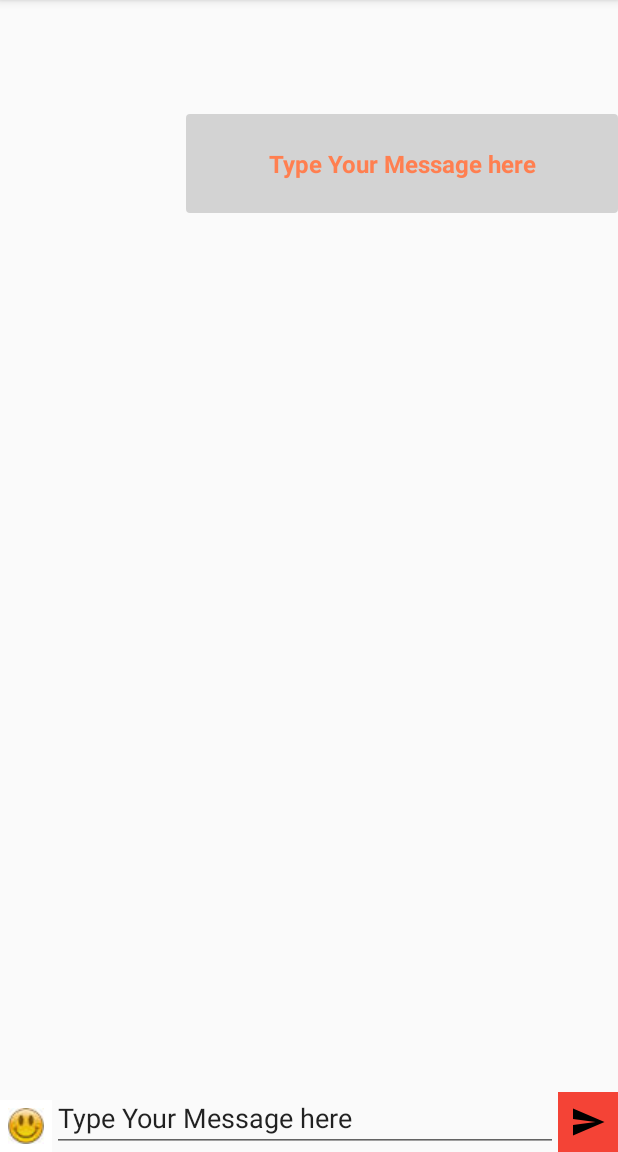
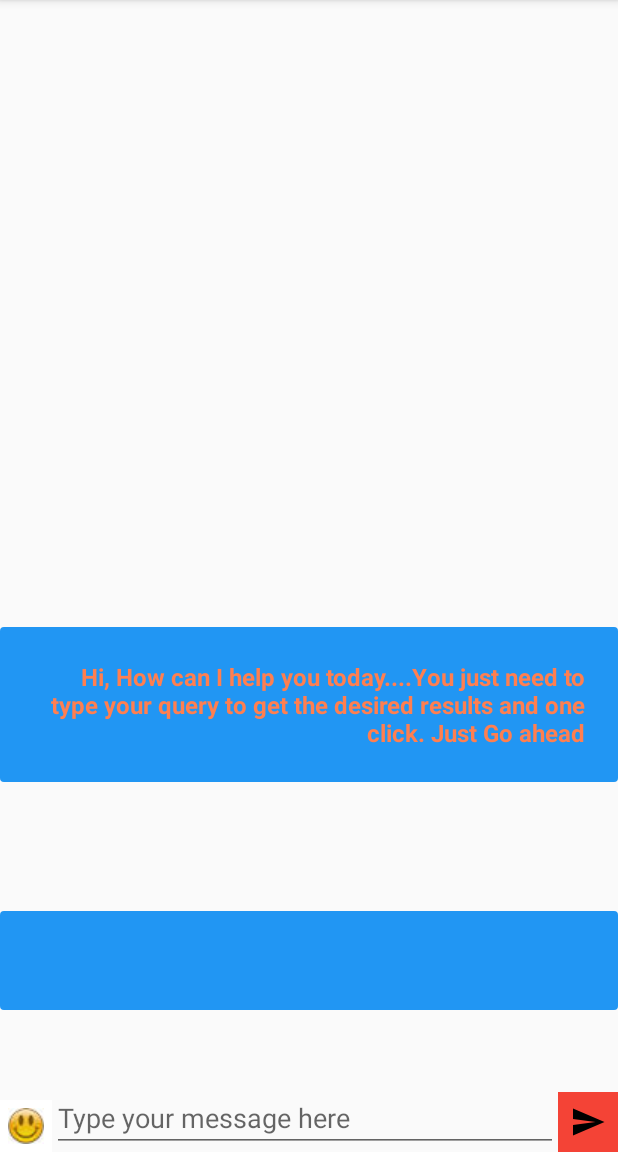
Before and after one commit to sumanasaha/ChatApplication, an Android app: the screen it shows after launch (MainActivity), after a tap on an icon or button, on a phone screen of 412 x 824 dp, the part 84-1236 px from its top. Run offline under Robolectric (Android 15) with nearby library versions, the phone set to English and light mode, and no system bars.

Commit message:
Chat starts close from edit text, Placeholder text,background color of messages set, underline color changed from purple to grey

```diff
--- a/Chatapplication/app/src/main/java/com/example/sumanasaha/chatapplication/MainActivity.java
+++ b/Chatapplication/app/src/main/java/com/example/sumanasaha/chatapplication/MainActivity.java
@@ -1,6 +1,7 @@
 package com.example.sumanasaha.chatapplication;
 
 import android.app.Fragment;
+import android.content.Context;
 import android.graphics.Color;
 import android.graphics.Paint;
 import android.os.Bundle;
@@ -20,6 +21,7 @@ import android.support.v7.widget.Toolbar;
 import android.view.Menu;
 import android.view.MenuItem;
 import android.view.ViewGroup;
+import android.view.WindowManager;
 import android.widget.EditText;
 import android.widget.LinearLayout;
 import android.widget.RelativeLayout;
@@ -39,6 +41,8 @@ public class MainActivity extends AppCompatActivity
     private VivzAdapter adapter;
     private RecyclerView.LayoutManager mLayoutManager;
     ArrayList<String> data=new ArrayList<>();
+    Context mCntx;
+    int height=0;
 
 
 
@@ -54,7 +58,7 @@ public class MainActivity extends AppCompatActivity
     {
         super.onResume();
         recyclerView.scrollToPosition(data.size()-1);
-        adapter.notifyItemInserted(data.size()-1);
+        adapter.notifyItemInserted(data.size() - 1);
 
     }
 
@@ -98,13 +102,14 @@ public class MainActivity extends AppCompatActivity
        // mLayoutManager = new LinearLayoutManager(this);
         mLayoutManager = new LinearLayoutManager(this);
         recyclerView.setLayoutManager(mLayoutManager);
-        adapter=new VivzAdapter(this,data);
+        height=containerHeight();
+        adapter=new VivzAdapter(this,data,height);
         recyclerView.setAdapter(adapter);
 
     }
     private void firsttext()
     {
-        data.add("Hi, How can I help you today");
+        data.add("Hi, How can I help you today....You just need to type your query to get the desired results and one click. Just Go ahead");
         recyclerView.scrollToPosition(data.size()-1);
         adapter.notifyItemInserted(data.size() - 1);
     }
@@ -166,17 +171,28 @@ public class MainActivity extends AppCompatActivity
         return true;
     }
 
+    public int containerHeight() {
+        WindowManager windowManager= (WindowManager) getSystemService(Context.WINDOW_SERVICE);
+        int h = windowManager.getDefaultDisplay().getHeight();
+        return h;
+
+    }
     public void sendMessage(View view)
     {
+
 
 
         EditText txt= (EditText) findViewById(R.id.msgText);
         String msg=txt.getText().toString();
         String[] msgs={msg};
+        txt.setText("");
 
-            data.add(msg);
-            recyclerView.scrollToPosition(data.size()-1);
+    //  Log.v("MainActivity", "Screen height" + height);
+        data.add(msg);
+            recyclerView.scrollToPosition(data.size() - 1);
             adapter.notifyItemInserted(data.size()-1);
+
+
 
 
 
--- a/Chatapplication/app/src/main/java/com/example/sumanasaha/chatapplication/VivzAdapter.java
+++ b/Chatapplication/app/src/main/java/com/example/sumanasaha/chatapplication/VivzAdapter.java
@@ -1,11 +1,18 @@
 package com.example.sumanasaha.chatapplication;
 
 import android.content.Context;
+import android.os.Build;
 import android.support.v7.widget.RecyclerView;
+import android.util.DisplayMetrics;
+import android.view.Display;
 import android.view.LayoutInflater;
 import android.view.View;
 import android.view.ViewGroup;
+import android.view.WindowManager;
 import android.widget.ImageView;
+import android.widget.LinearLayout;
+import android.widget.RelativeLayout;
+import android.widget.TableRow;
 import android.widget.TextView;
 
 import java.util.ArrayList;
@@ -19,10 +26,13 @@ import java.util.List;
 public class VivzAdapter extends RecyclerView.Adapter<VivzAdapter.MyViewHolder>{
     private LayoutInflater inflater;
     ArrayList<String> data= new ArrayList<>();
-    public VivzAdapter(Context context,ArrayList<String> data)
+    int height;
+
+    public VivzAdapter(Context context,ArrayList<String> data,int height)
     {
         inflater = LayoutInflater.from(context);
         this.data=data;
+        this.height=height;
     }
 
     public VivzAdapter() {
@@ -37,6 +47,17 @@ public class VivzAdapter extends RecyclerView.Adapter<VivzAdapter.MyViewHolder>{
 
     @Override
     public void onBindViewHolder(MyViewHolder holder, int position) {
+        if(position==0)
+        {
+           // int proportionalHeight = containerHeight((MainActivity) mCntx);
+
+
+
+            TableRow.LayoutParams params = new TableRow.LayoutParams(TableRow.LayoutParams.MATCH_PARENT, TableRow.LayoutParams.MATCH_PARENT); // (width, height)
+
+            params.topMargin= (int) (height*0.6);
+            holder.container.setLayoutParams(params);
+        }
 
         if(data.size()!=0) {
             holder.title.setText(data.get(position));
@@ -49,7 +70,9 @@ public class VivzAdapter extends RecyclerView.Adapter<VivzAdapter.MyViewHolder>{
     public int getItemCount() {
         return data.size();
     }
+
     class MyViewHolder extends RecyclerView.ViewHolder{
+        LinearLayout container;
 
         TextView title;
        // ImageView icon;
@@ -57,6 +80,9 @@ public class VivzAdapter extends RecyclerView.Adapter<VivzAdapter.MyViewHolder>{
         public MyViewHolder(View itemView) {
             super(itemView);
             title= (TextView) itemView.findViewById(R.id.listText);
+            container = (LinearLayout) itemView.findViewById(R.id.containerlayout);
+
+
        //     icon= (ImageView) itemView.findViewById(R.id.listIcon);
         }
     }
--- a/Chatapplication/app/src/main/res/drawable/shape.xml
+++ b/Chatapplication/app/src/main/res/drawable/shape.xml
@@ -4,13 +4,13 @@
 
     <!-- view background color -->
     <solid
-        android:color="@color/grey" >
+        android:color="@color/blue" >
     </solid>
 
     <!-- view border color and width -->
     <stroke
         android:width="1dp"
-        android:color="@color/grey" >
+        android:color="@color/blue" >
     </stroke>
 
     <!-- The radius makes the corners rounded -->
@@ -19,9 +19,6 @@
     </corners>
 
 
-    <size
-
-        android:height="2dp"/>
 
 
 </shape>
--- a/Chatapplication/app/src/main/res/layout/content_main.xml
+++ b/Chatapplication/app/src/main/res/layout/content_main.xml
@@ -9,12 +9,21 @@
     tools:context="com.example.sumanasaha.chatapplication.MainActivity"
     tools:showIn="@layout/app_bar_main"
     >
-<android.support.v7.widget.RecyclerView
-    android:layout_height="wrap_content"
-    android:layout_width="match_parent"
-    android:id="@+id/drawerlist">
 
-</android.support.v7.widget.RecyclerView>
+
+
+
+    <android.support.v7.widget.RecyclerView
+        android:layout_height="wrap_content"
+        android:layout_width="match_parent"
+        android:id="@+id/drawerlist"
+        android:layout_marginBottom="50dp"
+        >
+
+
+    </android.support.v7.widget.RecyclerView>
+
+
 
     <LinearLayout
         android:layout_width="match_parent"
@@ -35,7 +44,8 @@
         android:layout_height="wrap_content"
         android:layout_gravity="bottom"
         android:layout_weight="1"
-        android:text="Type Your Message here"
+        android:hint="Type your message here"
+
         android:id="@+id/msgText"
         android:onClick="removeContent"/>
 
@@ -51,4 +61,7 @@
     </LinearLayout>
 
 
+
+
+
 </RelativeLayout>
--- a/Chatapplication/app/src/main/res/layout/custom_row.xml
+++ b/Chatapplication/app/src/main/res/layout/custom_row.xml
@@ -1,30 +1,34 @@
 <?xml version="1.0" encoding="utf-8"?>
 <LinearLayout xmlns:android="http://schemas.android.com/apk/res/android"
-    android:orientation="horizontal"
-    android:layout_width="fill_parent"
+    android:orientation="vertical"
+    android:layout_width="match_parent"
     android:layout_height="match_parent"
-    android:weightSum="1"
-    android:gravity="center_horizontal|right">
-
-
-    <TextView
-
-        android:layout_height="wrap_content"
-        android:id="@+id/listText"
-        android:text="Hi Developer"
-        android:gravity="center_vertical|center_horizontal"
-        android:layout_width="0dp"
-        android:layout_weight="0.7"
-        android:background="@drawable/shape"
-        android:layout_marginBottom="10dp"
-        android:padding="22dp"
-        android:textColor="#ff7f50"
-        android:textStyle="bold"
-        android:textSize="16dp"
-        />
+    android:id="@+id/containerlayout">
 
 
 
 
 
+    <TextView
+        android:id="@+id/listText"
+        android:text="Hi Developer"
+        android:padding="22dp"
+        android:textColor="#ff7f50"
+        android:textStyle="bold"
+        android:textSize="16dp"
+        android:fontFamily="sans-serif"
+       android:layout_height="wrap_content"
+
+
+
+
+        android:layout_width="match_parent"
+
+
+        android:background="@drawable/shape"
+        android:layout_marginBottom="10dp"
+
+
+        android:gravity="right" />
+
 </LinearLayout>
--- a/Chatapplication/app/src/main/res/values/colors.xml
+++ b/Chatapplication/app/src/main/res/values/colors.xml
@@ -2,7 +2,7 @@
 <resources>
     <color name="colorPrimary">#F44336</color>
     <color name="colorPrimaryDark">#D32F2F</color>
-    <color name="colorAccent">#7C4DFF</color>
+    <color name="colorAccent">#d3d3d3</color>
     <color name="colorPrimaryLight">#FFCDD2</color>
     <color name="colorPrimaryText">#212121</color>
     <color name="colorSecondaryText">#727272</color>
@@ -10,4 +10,5 @@
     <color name="colorWhite">#FFFFFF</color>
     <color name="colorDivider">#B6B6B6</color>
     <color name="grey">#d3d3d3</color>
+    <color name="blue">#2196F3</color>
 </resources>
```
